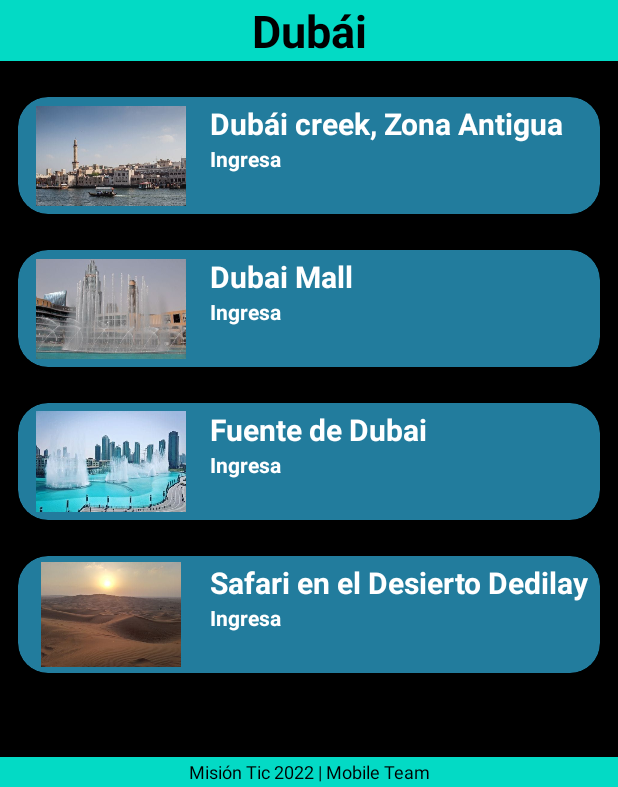
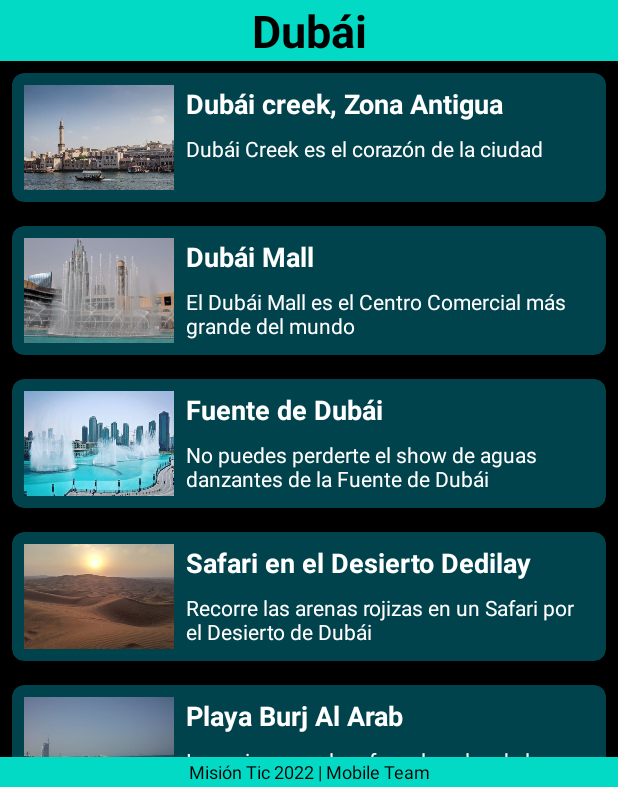
Before and after one commit to juandiego07/AppMisionTIC, an Android app: the screen it shows after launch (MainActivity2), on a phone screen of 412 x 824 dp, the part 449-1236 px from its top. Run offline under Robolectric (Android 15) with nearby library versions, the phone set to English and light mode, and no system bars.

Commit message:
actualizando el recicler view, y creando archivo json

```diff
--- a/app/src/main/java/com/misiontic/touristicsites/CustomAdapter.kt
+++ b/app/src/main/java/com/misiontic/touristicsites/CustomAdapter.kt
@@ -9,35 +9,36 @@
 
 class CustomAdapter: RecyclerView.Adapter<CustomAdapter.ViewHolder>() {
 
-    val titles = arrayOf(
-        "Dubái creek, Zona Antigua",
-        "Dubai Mall",
-        "Fuente de Dubai",
-        "Safari en el Desierto Dedilay")
-
-    val ingresa = arrayOf(
-        "Ingresa",
-        "Ingresa",
-        "Ingresa",
-        "Ingresa")
-
     val images = arrayOf(
         R.drawable.dubai_1,
         R.drawable.dubai_2,
         R.drawable.dubai_3,
-        R.drawable.dubai_4)
+        R.drawable.dubai_4,
+        R.drawable.dubai_5)
 
+    val titles = arrayOf(
+        "Dubái creek, Zona Antigua",
+        "Dubái Mall",
+        "Fuente de Dubái",
+        "Safari en el Desierto Dedilay",
+        "Playa Burj Al Arab")
 
+    val description = arrayOf(
+        "Dubái Creek es el corazón de la ciudad",
+        "El Dubái Mall es el Centro Comercial más grande del mundo",
+        "No puedes perderte el show de aguas danzantes de la Fuente de Dubái",
+        "Recorre las arenas rojizas en un Safari por el Desierto de Dubái",
+        "Incursiona en el surf con las olas de la Playa Burj Al Arab")
 
     override fun onCreateViewHolder(viewGroup: ViewGroup, i: Int): ViewHolder {
         val v= LayoutInflater.from(viewGroup.context).inflate(R.layout.card_layout, viewGroup, false)
         return ViewHolder(v)
     }
 
-    override fun onBindViewHolder(viewHolder: ViewHolder, i: Int) {
-        viewHolder.itemTitle.text=titles[i]
-        viewHolder.itemIngresa.text=ingresa[i]
-        viewHolder.itemImage.setImageResource(images[i])
+    override fun onBindViewHolder(objeto: ViewHolder, i: Int) {
+        objeto.itemImage.setImageResource(images[i])
+        objeto.itemTitle.text=titles[i]
+        objeto.itemDescription.text=description[i]
     }
 
     override fun getItemCount(): Int {
@@ -47,12 +48,12 @@
     inner class ViewHolder(itemView: View): RecyclerView.ViewHolder(itemView){
         var itemImage: ImageView
         var itemTitle: TextView
-        var itemIngresa: TextView
+        var itemDescription: TextView
 
         init {
             itemImage = itemView.findViewById(R.id.item_image)
             itemTitle = itemView.findViewById(R.id.item_title)
-            itemIngresa = itemView.findViewById(R.id.item_Ingresa)
+            itemDescription = itemView.findViewById(R.id.item_description)
 
         }
 
--- a/app/src/main/res/layout/activity_main.xml
+++ b/app/src/main/res/layout/activity_main.xml
@@ -47,7 +47,7 @@
         android:background="@color/teal_200"
         android:gravity="center"
         android:padding="5dp"
-        android:text="Dubái Creek, Zona Antígua"
+        android:text="@string/titulo1"
         android:textColor="@color/black"
         android:textSize="24sp"
         android:textStyle="bold"
@@ -66,11 +66,11 @@
         app:srcCompat="@drawable/dubai_1" />
 
     <TextView
-        android:id="@+id/tv_Subtitulo"
+        android:id="@+id/tv_Subtitulo1"
         android:layout_width="match_parent"
         android:layout_height="wrap_content"
         android:layout_margin="12dp"
-        android:text="Dubái Creek es el corazón de la ciudad"
+        android:text="@string/subtitulo_descripcion"
         android:textColor="@color/teal_200"
         android:textStyle="bold"
         app:layout_constraintStart_toStartOf="parent"
@@ -85,14 +85,14 @@
         android:text="@string/descripcion_1"
         android:textColor="@color/white"
         app:layout_constraintStart_toStartOf="parent"
-        app:layout_constraintTop_toBottomOf="@id/tv_Subtitulo" />
+        app:layout_constraintTop_toBottomOf="@id/tv_Subtitulo1" />
 
     <TextView
         android:id="@+id/tv_Subtitulo2"
         android:layout_width="match_parent"
         android:layout_height="wrap_content"
         android:layout_margin="12dp"
-        android:text="Ubicación"
+        android:text="@string/subtitulo_ubicacion"
         android:textColor="@color/teal_200"
         android:textStyle="bold"
         app:layout_constraintStart_toStartOf="parent"
@@ -116,7 +116,7 @@
         android:layout_margin="12dp"
         android:layout_marginStart="72dp"
         android:layout_marginTop="136dp"
-        android:text="Tiempo"
+        android:text="@string/subtitulo_tiempo"
         android:textColor="@color/teal_200"
         android:textStyle="bold"
         app:layout_constraintStart_toStartOf="parent"
@@ -138,7 +138,7 @@
         android:layout_width="match_parent"
         android:layout_height="wrap_content"
         android:layout_margin="12dp"
-        android:text="Sitios de interés"
+        android:text="@string/subtitulo_sitios"
         android:textColor="@color/teal_200"
         android:textStyle="bold"
         app:layout_constraintStart_toStartOf="parent"
@@ -160,7 +160,7 @@
         android:layout_height="20dp"
         android:background="@color/teal_200"
         android:gravity="center"
-        android:text="Misión Tic 2022 | Mobile Team"
+        android:text="@string/pie_de_pagina"
         android:textColor="@color/black"
         android:textSize="12dp"
         app:layout_constraintBottom_toBottomOf="parent"
--- a/app/src/main/res/layout/activity_main2.xml
+++ b/app/src/main/res/layout/activity_main2.xml
@@ -33,7 +33,7 @@
         android:layout_height="wrap_content"
         android:background="@color/teal_200"
         android:gravity="center"
-        android:text="Dubái"
+        android:text="@string/dubai"
         android:textColor="@color/black"
         android:textSize="30sp"
         android:textStyle="bold"
@@ -58,7 +58,7 @@
         android:id="@+id/recyclerView"
         android:layout_width="match_parent"
         android:layout_height="0dp"
-        android:layout_marginTop="12dp"
+        android:layout_marginTop="0dp"
         app:layout_constraintBottom_toTopOf="@+id/textView"
         app:layout_constraintTop_toBottomOf="@id/tvDubai"
         tools:ignore="MissingConstraints"
--- a/app/src/main/res/layout/card_layout.xml
+++ b/app/src/main/res/layout/card_layout.xml
@@ -4,48 +4,47 @@
     android:layout_height="wrap_content"
     xmlns:card_view="http://schemas.android.com/apk/res-auto"
     android:id="@+id/view"
-    android:layout_margin="12dp"
-    card_view:cardBackgroundColor="#227C9D"
-    card_view:cardCornerRadius="20dp"
-    card_view:cardElevation="6dp"
-    card_view:contentPadding="4dp">
+    android:layout_margin="8dp"
+    card_view:cardBackgroundColor="@color/gris"
+    card_view:cardCornerRadius="8dp"
+    card_view:cardElevation="2dp"
+    card_view:contentPadding="8dp">
 
     <androidx.constraintlayout.widget.ConstraintLayout
         android:layout_width="match_parent"
         android:layout_height="wrap_content">
 
         <ImageView
+            android:id="@+id/item_image"
             android:layout_width="100dp"
             android:layout_height="70dp"
-            android:id="@+id/item_image"
+            android:scaleType="centerCrop"
             card_view:layout_constraintStart_toStartOf="parent"
-            card_view:layout_constraintTop_toTopOf="parent"
-
-            android:layout_marginEnd="8dp"
-            android:layout_marginStart="8dp"/>
+            card_view:layout_constraintTop_toTopOf="parent" />
 
         <TextView
-            android:layout_width="wrap_content"
+            android:id="@+id/item_title"
+            android:layout_width="0dp"
             android:layout_height="wrap_content"
             android:text="Dubái creek, zona antigua"
             android:textColor="@color/white"
-            android:id="@+id/item_title"
             android:textStyle="bold"
+            android:textSize="18dp"
+            android:layout_marginStart="8dp"
             card_view:layout_constraintStart_toEndOf="@id/item_image"
-            card_view:layout_constraintTop_toTopOf="parent"
-            android:layout_marginStart="16dp"
-            android:textSize="20dp"/>
+            card_view:layout_constraintEnd_toEndOf="parent"
+            card_view:layout_constraintTop_toTopOf="parent" />
+
         <TextView
-            android:id="@+id/item_Ingresa"
-            android:layout_width="wrap_content"
+            android:id="@+id/item_description"
+            android:layout_width="0dp"
             android:layout_height="wrap_content"
-            card_view:layout_constraintStart_toEndOf="@id/item_image"
-            card_view:layout_constraintTop_toBottomOf="@id/item_title"
-            android:layout_marginStart="16dp"
-
+            android:layout_margin="8dp"
             android:text="Ingresa"
             android:textColor="@color/white"
-            android:textStyle="bold" />
+            card_view:layout_constraintStart_toEndOf="@id/item_image"
+            card_view:layout_constraintEnd_toEndOf="parent"
+            card_view:layout_constraintTop_toBottomOf="@id/item_title"/>
 
 
 
--- a/app/src/main/res/values/colors.xml
+++ b/app/src/main/res/values/colors.xml
@@ -7,4 +7,5 @@
     <color name="teal_700">#FF018786</color>
     <color name="black">#FF000000</color>
     <color name="white">#FFFFFFFF</color>
+    <color name="gris">#00434C</color>
 </resources>
--- a/app/src/main/res/values/strings.xml
+++ b/app/src/main/res/values/strings.xml
@@ -1,14 +1,34 @@
 <resources>
     <string name="app_name">TouristicSites</string>
+
+    <string name="dubai">Dubái</string>
+
+    <string name="subtitulo_descripcion">Descripción</string>
+
+    <string name="subtitulo_ubicacion">Ubicación</string>
+
+    <string name="subtitulo_tiempo">Tiempo</string>
+
+    <string name="subtitulo_sitios">Sitios de interés</string>
+
+    <string name="pie_de_pagina">Misión Tic 2022 | Mobile Team</string>
+
+
+
+
+    <string name="titulo1">Dubái Creek, Zona Antígua</string>
+
     <string name="descripcion_1">Dubái Creek es el corazón de la ciudad.
 Se caracteriza por el río natural que divide la ciudad entre
 Deira y Bur Dubái (cerca del Zoco de las Especias y del Barrio Antiguo de Dubái).
 Por su ubicación es posible decir que estás en el corazón de la ciudad.</string>
 
+    <string name="descripcion_corta_1">Dubái Creek es el corazón de la ciudad</string>
+
     <string name="ubicacion_1">Se adentra en la tierra unos 10  de la costa</string>
 
     <string name="tiempo_1">24 °C, viento del O a 16 km/h, humedad del 72 %</string>
 
-    <string name="sitios_1">- Zoco de las Especias de Dubái (208 m) \n- Al Bastakiya (310 m)\n- Museo de Dubái (320 m)Deira (352 m) \n- Al-Ahmadiya School (394 m)</string>
+    <string name="sitios_1">- Zoco de las Especias de Dubái (208 m) \n- Al Bastakiya (310 m)\n- Museo de Dubái (320 m) \n- Deira (352 m) \n- Al-Ahmadiya School (394 m)</string>
 
 </resources>
```
Also changed, not shown: app/src/main/res/drawable/dubai_5.jpg (added), 1 other file.
